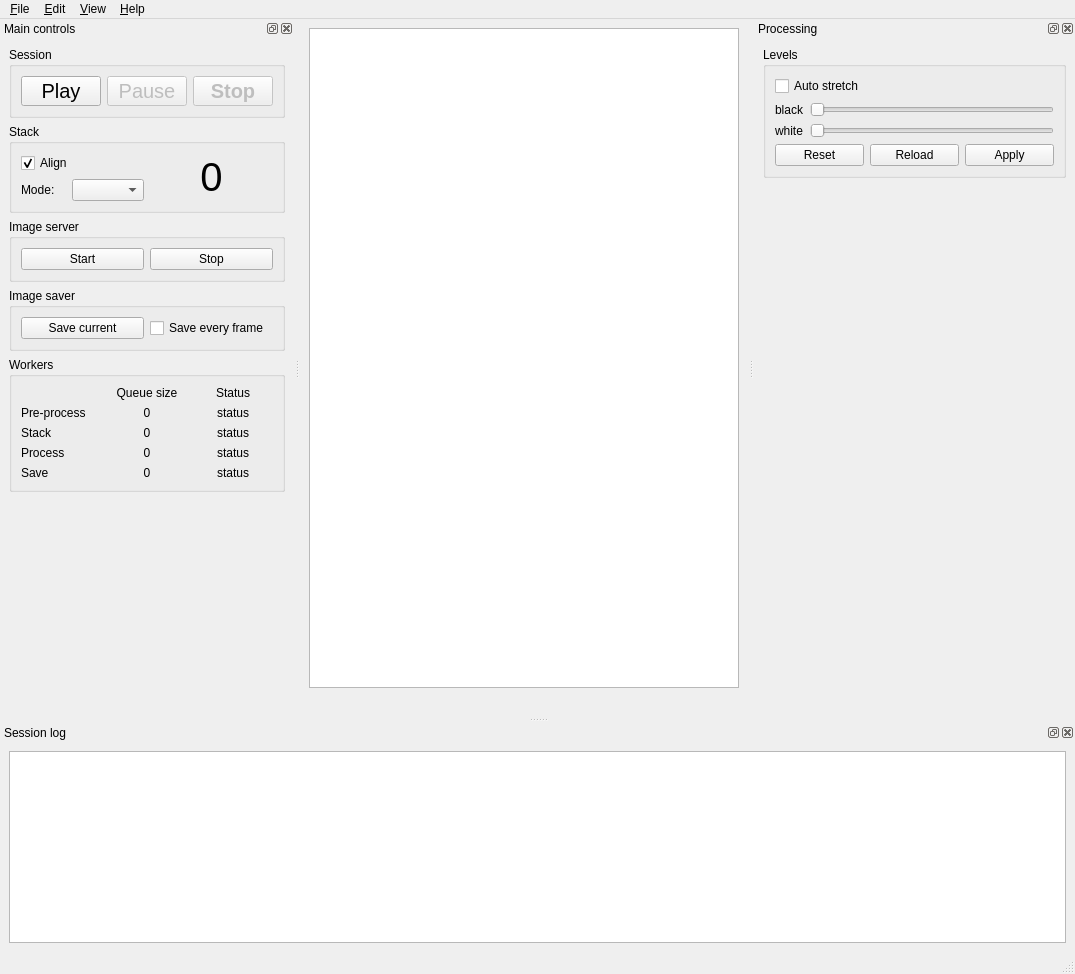
First picture: the form in src/als/ui/als_ui.ui, repository gehelem/als, before the edit.
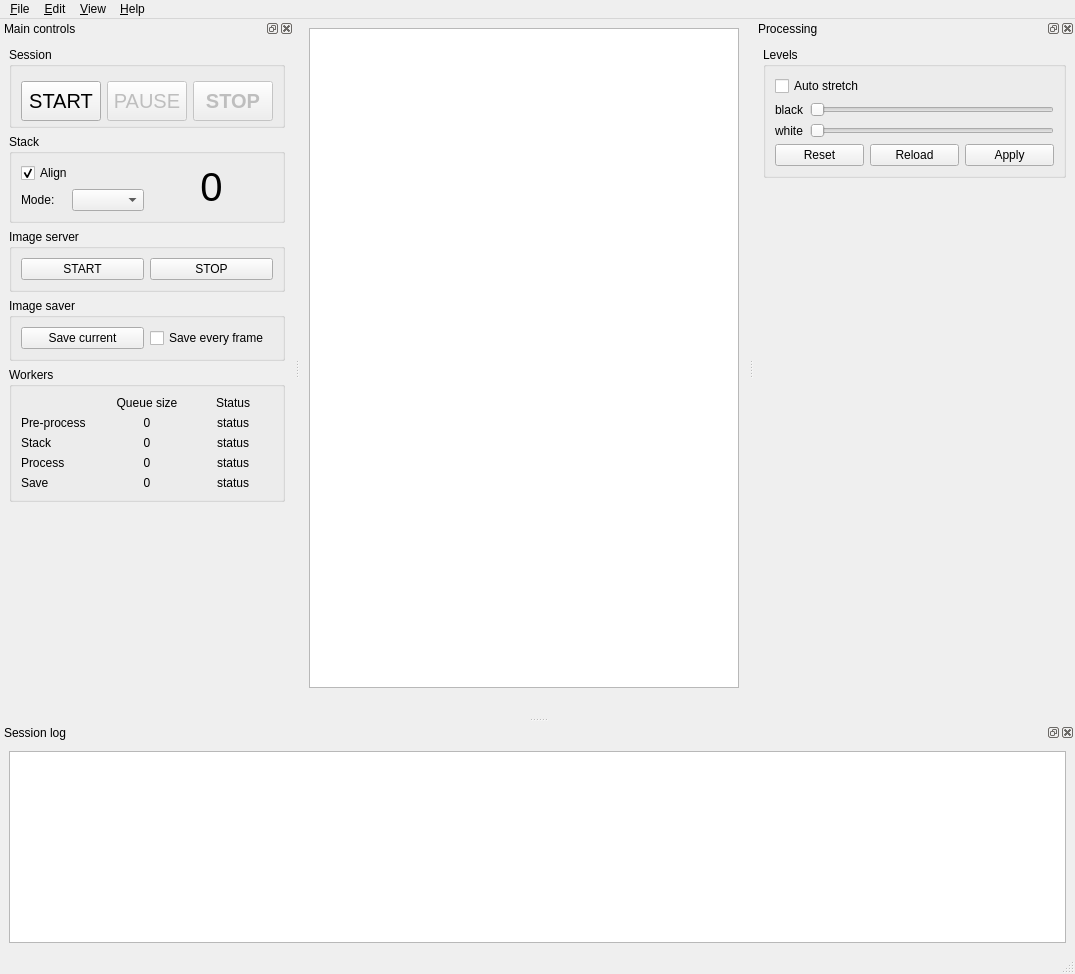
Second picture: the form after the edit. Custom widgets are drawn as their Qt base class.

Commit message: make session control buttons taller

Patch:
```diff
--- a/src/als/ui/als_ui.ui
+++ b/src/als/ui/als_ui.ui
@@ -122,17 +122,21 @@
     <number>1</number>
    </attribute>
    <widget class="QWidget" name="dockWidgetContents">
-    <layout class="QVBoxLayout" name="verticalLayout_13">
+    <layout class="QVBoxLayout" name="verticalLayout">
      <item>
       <widget class="QGroupBox" name="groupBox">
        <property name="title">
         <string>Session</string>
        </property>
-       <layout class="QVBoxLayout" name="verticalLayout">
-        <item>
          <layout class="QHBoxLayout" name="horizontalLayout">
           <item>
            <widget class="QPushButton" name="pbPlay">
+          <property name="minimumSize">
+           <size>
+            <width>0</width>
+            <height>40</height>
+           </size>
+          </property>
             <property name="maximumSize">
              <size>
               <width>16777215</width>
@@ -154,7 +158,7 @@
              <string notr="true"/>
             </property>
             <property name="text">
-             <string>Play</string>
+           <string>START</string>
             </property>
             <property name="shortcut">
              <string>P</string>
@@ -166,6 +170,12 @@
             <property name="enabled">
              <bool>false</bool>
             </property>
+          <property name="minimumSize">
+           <size>
+            <width>0</width>
+            <height>40</height>
+           </size>
+          </property>
             <property name="maximumSize">
              <size>
               <width>16777215</width>
@@ -187,7 +197,7 @@
              <string notr="true"/>
             </property>
             <property name="text">
-             <string>Pause</string>
+           <string>PAUSE</string>
             </property>
             <property name="shortcut">
              <string>P</string>
@@ -199,6 +209,12 @@
             <property name="enabled">
              <bool>false</bool>
             </property>
+          <property name="minimumSize">
+           <size>
+            <width>0</width>
+            <height>40</height>
+           </size>
+          </property>
             <property name="maximumSize">
              <size>
               <width>16777215</width>
@@ -223,7 +239,7 @@
              <string notr="true"/>
             </property>
             <property name="text">
-             <string>Stop</string>
+           <string>STOP</string>
             </property>
             <property name="shortcut">
              <string>X</string>
@@ -231,8 +247,6 @@
            </widget>
           </item>
          </layout>
-        </item>
-       </layout>
       </widget>
      </item>
      <item>
@@ -316,7 +330,7 @@
         <item>
          <widget class="QPushButton" name="btn_web_start">
           <property name="text">
-           <string>Start</string>
+           <string>START</string>
           </property>
           <property name="shortcut">
            <string>W</string>
@@ -326,7 +340,7 @@
         <item>
          <widget class="QPushButton" name="btn_web_stop">
           <property name="text">
-           <string>Stop</string>
+           <string>STOP</string>
           </property>
           <property name="shortcut">
            <string>W</string>
```
Left out of the diff: 30 changed lines with no effect on the pictures. Lines whose indentation alone changed are shown as unchanged.
